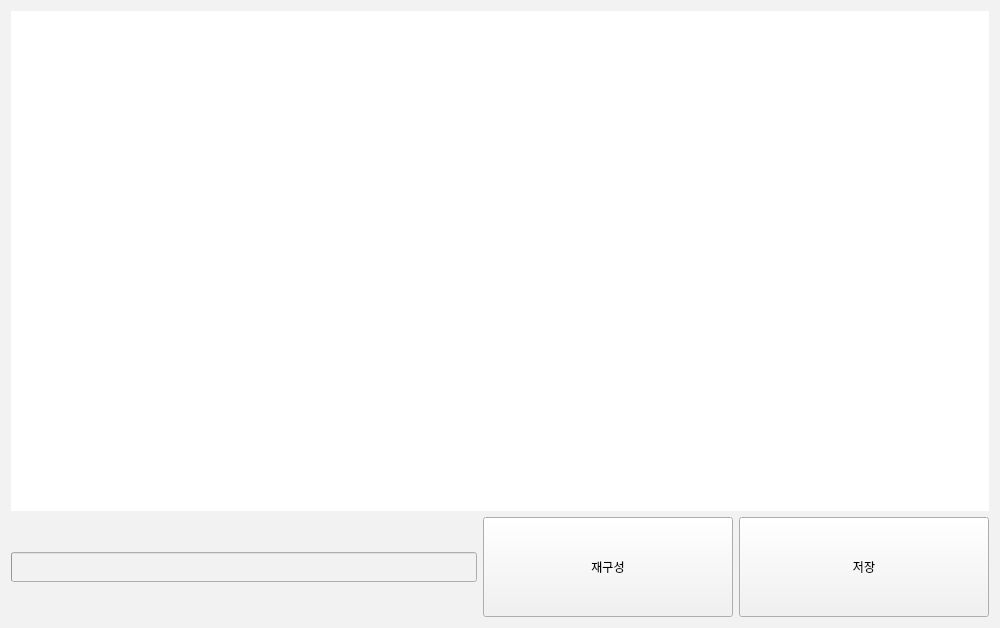
Old version of the form Project/src/imaging/ImagingSW/imagingmanager.ui in the repository AndaCondaa/Dental_Imaging_SW_System.
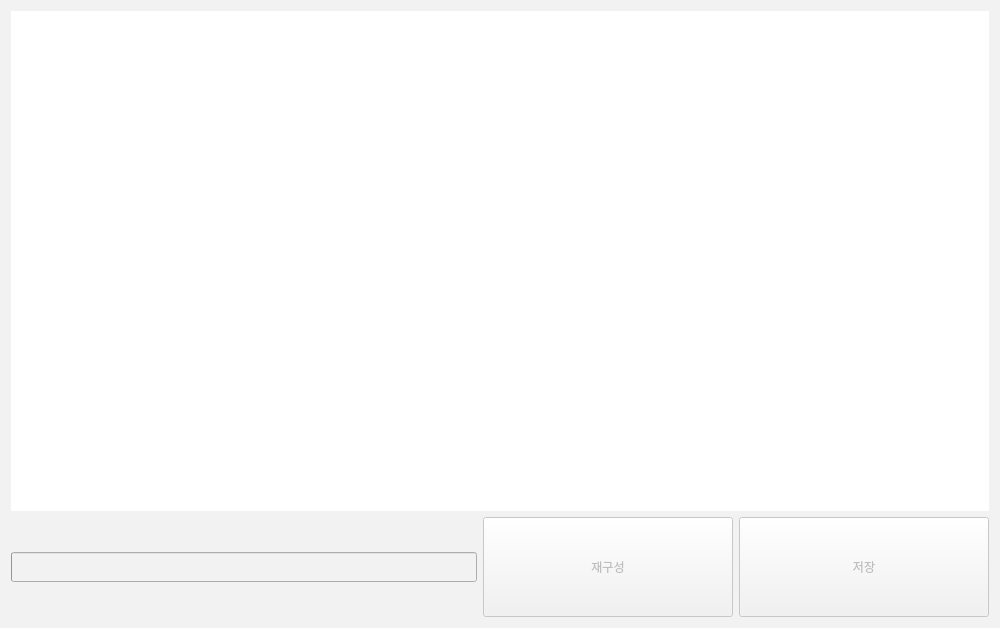
New version of the form.

The edit to the form file:
```diff
--- a/Project/src/imaging/ImagingSW/imagingmanager.ui
+++ b/Project/src/imaging/ImagingSW/imagingmanager.ui
@@ -80,7 +80,7 @@
        <item>
         <widget class="QPushButton" name="reconButton">
          <property name="enabled">
-          <bool>true</bool>
+          <bool>false</bool>
          </property>
          <property name="sizePolicy">
           <sizepolicy hsizetype="Preferred" vsizetype="Preferred">
@@ -108,7 +108,7 @@
        <item>
         <widget class="QPushButton" name="saveButton">
          <property name="enabled">
-          <bool>true</bool>
+          <bool>false</bool>
          </property>
          <property name="minimumSize">
           <size>
```
